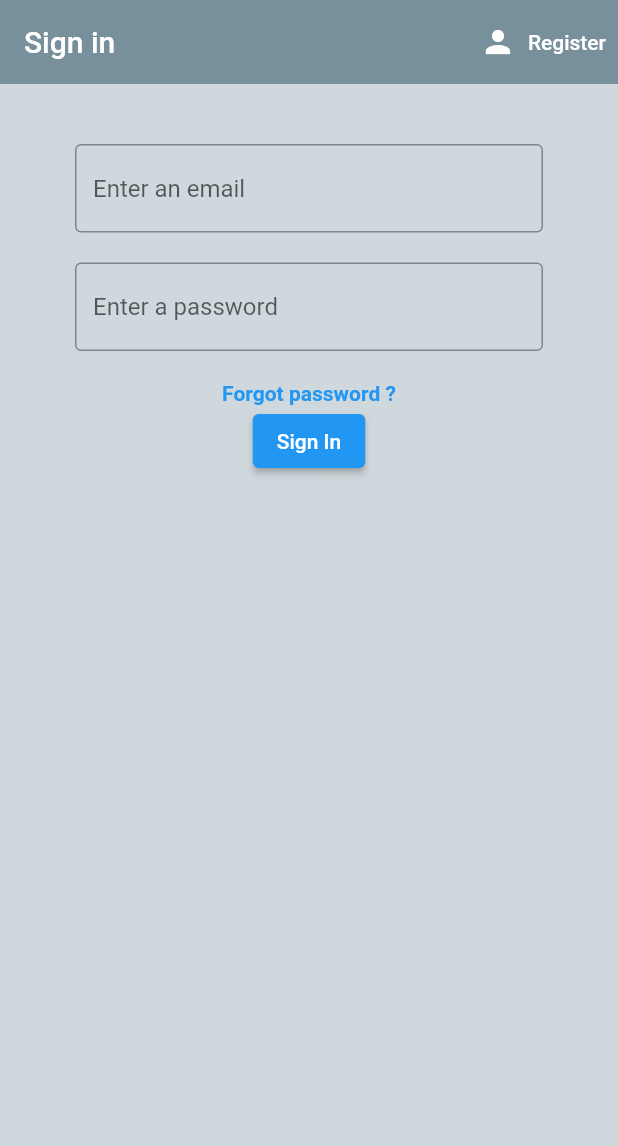
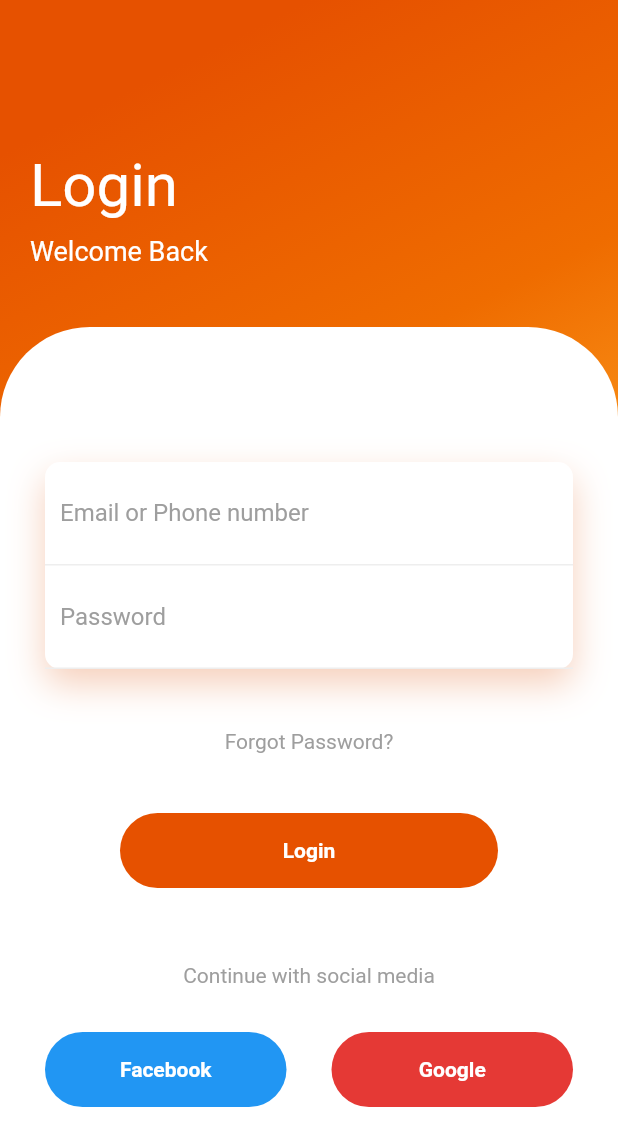
Before and after one commit to bayrem999/Flutter-Firebase-SignIn, a Flutter app: the screen it shows after launch, on a phone screen of 412 x 824 dp. Shown: the top 1146 px of the screen. Run offline on Flutter 3.47's test engine with Material 2 defaults, Android fonts, the phone set to English and light mode, and no system bars; our stand-ins replace animated_splash_screen, cloud_firestore, firebase_auth, firebase_core, lottie; accounts and stored records are empty.

Commit message:
UI_update : LogIn_Screen

```diff
--- a/lib/screens/Authentification/sign_in.dart
+++ b/lib/screens/Authentification/sign_in.dart
@@ -25,13 +25,13 @@ class _SignInState extends State<SignIn> {
   String error = '';
   @override
   Widget build(BuildContext context) {
-    return Scaffold(
+    return /*Scaffold(
       backgroundColor: Colors.blueGrey[100],
       appBar: AppBar(
 
         backgroundColor: Colors.blueGrey[400],
         elevation: 0.0,
-        title: Text('Sign in '),
+        title: const Text('Sign in '),
         actions: <Widget>[
           TextButton.icon(
             style: ButtonStyle(
@@ -47,8 +47,24 @@ class _SignInState extends State<SignIn> {
         ],
       ),
       body: Container(
+
+        width: double.infinity,
+        decoration: const BoxDecoration(
+            gradient:  LinearGradient(
+                begin: Alignment.topCenter,
+                colors: [
+                  Color(0xFFFFA500), Color(0xFFFF8C00), Color(0xFFFF7F00)
+                ]
+            )
+        ),
         padding: EdgeInsets.symmetric(vertical: 20.0, horizontal: 50.0),
-        child: Form(
+        child: Column(
+
+
+          children: [
+
+
+            Form(
               key: _formkey,
               child: Column(
                 children: <Widget>[
@@ -120,7 +136,154 @@ class _SignInState extends State<SignIn> {
                 ],
               ),
             ),
+          ],
+        ),
+      ),
+    );*/
+
+     Scaffold(
+        body: Container(
+        width: double.infinity,
+        decoration: BoxDecoration(
+        gradient: LinearGradient(
+        begin: Alignment.topCenter,
+            colors: [
+              Color(0xFFE65100), Color(0xFFEF6C00), Color(0xFFFFA726)
+            ]
+    )
+    ),
+
+    child: Column(
+    crossAxisAlignment: CrossAxisAlignment.start,
+    children: <Widget>[
+    SizedBox(height: 80,),
+    Padding(
+    padding: EdgeInsets.all(20),
+    child: Column(
+    crossAxisAlignment: CrossAxisAlignment.start,
+    children: <Widget>[
+     Text("Login", style: TextStyle(color: Colors.white, fontSize: 40),),
+    SizedBox(height: 10,),
+    Text("Welcome Back", style: TextStyle(color: Colors.white, fontSize: 18),),
+    ],
+    ),
+    ),
+    SizedBox(height: 20),
+    Expanded(
+    child: Container(
+    decoration: BoxDecoration(
+    color: Colors.white,
+    borderRadius: BorderRadius.only(topLeft: Radius.circular(60), topRight: Radius.circular(60))
+    ),
+
+
+      child: SingleChildScrollView(
+        child: Padding(
+          padding: EdgeInsets.all(30),
+          child: Column(
+            children: <Widget>[
+              SizedBox(height: 60,),
+               Container(
+                decoration: BoxDecoration(
+                    color: Colors.white,
+                    borderRadius: BorderRadius.circular(10),
+                    boxShadow: [BoxShadow(
+                        color: Color.fromRGBO(225, 95, 27, .3),
+                        blurRadius: 20,
+                        offset: Offset(0, 10)
+                    )]
+                ),
+                child: Column(
+                  children: <Widget>[
+                    Container(
+                      padding: EdgeInsets.all(10),
+                      decoration: BoxDecoration(
+                          border: Border(bottom: BorderSide(color: Color(0xFFEEEEEE)))
+                      ),
+                      child: TextField(
+                        decoration: InputDecoration(
+                            hintText: "Email or Phone number",
+                            hintStyle: TextStyle(color: Colors.grey),
+                            border: InputBorder.none
+                        ),
+                      ),
+                    ),
+                    Container(
+                      padding: EdgeInsets.all(10),
+                      decoration: BoxDecoration(
+                          border: Border(bottom: BorderSide(color: Color(0xFFEEEEEE)))
+                      ),
+                      child: TextField(
+                        decoration: InputDecoration(
+                            hintText: "Password",
+                            hintStyle: TextStyle(color: Colors.grey),
+                            border: InputBorder.none
+                        ),
+                      ),
+                    ),
+                  ],
+                ),
+              ),
+              SizedBox(height: 40,),
+               Text("Forgot Password?", style: TextStyle(color: Colors.grey),),
+              SizedBox(height: 40,),
+               Container(
+                height: 50,
+                margin: EdgeInsets.symmetric(horizontal: 50),
+                decoration: BoxDecoration(
+                    borderRadius: BorderRadius.circular(50),
+                    color: Colors.orange[900]
+                ),
+                child: Center(
+                  child: Text("Login", style: TextStyle(color: Colors.white, fontWeight: FontWeight.bold),),
+                ),
+              ),
+              SizedBox(height: 50,),
+               Text("Continue with social media", style: TextStyle(color: Colors.grey),),
+              SizedBox(height: 30,),
+              Row(
+                children: <Widget>[
+                  Expanded(
+                    child:  Container(
+                      height: 50,
+                      decoration: BoxDecoration(
+                          borderRadius: BorderRadius.circular(50),
+                          color: Colors.blue
+                      ),
+                      child: Center(
+                        child: Text("Facebook", style: TextStyle(color: Colors.white, fontWeight: FontWeight.bold),),
+                      ),
+                    ),
+                  ),
+                  SizedBox(width: 30,),
+                  Expanded(
+                    child:  Container(
+                      height: 50,
+                      decoration: BoxDecoration(
+                          borderRadius: BorderRadius.circular(50),
+                          color: Color(0xFFE53935)
+                      ),
+                      child: Center(
+                        child: Text("Google", style: TextStyle(color: Colors.white, fontWeight: FontWeight.bold),),
+                      ),
+                    ),
+                  )
+                ],
+              )
+            ],
+          ),
+        ),
+      ),
+
+        ),
+    ),
+          ]
+        ),
+
+
      ),
      );
+
+
   }
 }
--- a/pubspec.yaml
+++ b/pubspec.yaml
@@ -42,6 +42,7 @@ dependencies:
   provider: ^6.0.5
   animated_splash_screen: ^1.3.0
   lottie: ^2.5.0
+  simple_animations: ^5.0.2
 
 
 
```
Also changed, not shown: pubspec.lock. Lines whose indentation alone changed are shown as unchanged.
